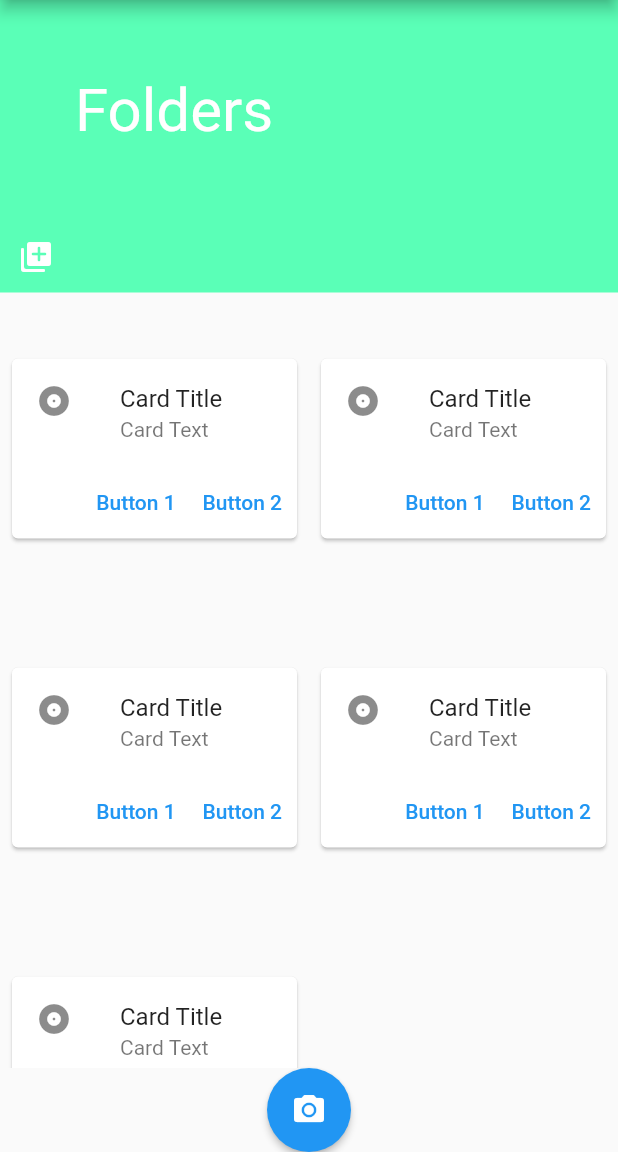
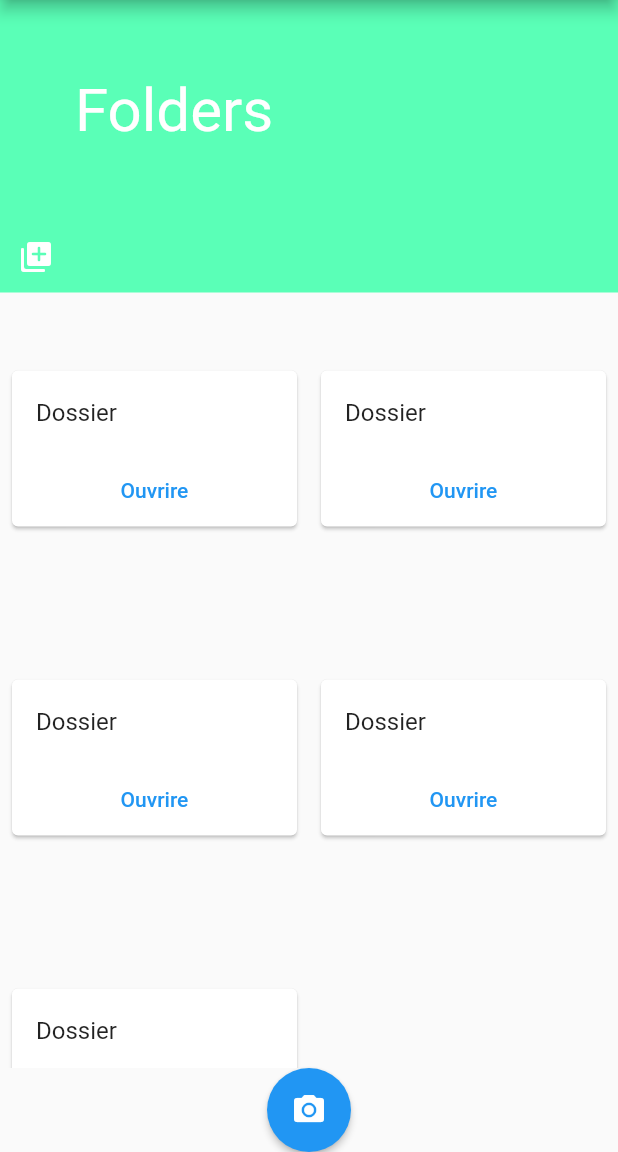
Before and after one commit to aymenBox/CopyBook, a Flutter app: the screen it shows after launch, on a phone screen of 412 x 824 dp, the part 84-1236 px from its top. Run offline on Flutter 3.47's test engine with Material 2 defaults, Android fonts, the phone set to English and light mode, and no system bars; our stand-ins replace camera.

Commit message:
adding camera plugin and fixing view bugs

```diff
--- a/lib/AboutUs.dart
+++ b/lib/AboutUs.dart
@@ -3,7 +3,6 @@
 // found in the LICENSE file.
 
 import 'package:copybook/myWidget/GetBackButton.dart';
-import 'package:copybook/myWidget/MyLinnierPurcentageBar.dart';
 import 'package:flutter/material.dart';
 
 import '/myWidget/MyTitle.dart';
--- a/lib/Folders.dart
+++ b/lib/Folders.dart
@@ -8,7 +8,6 @@ import 'package:flutter/material.dart';
 
 import 'myWidget/MyTitle.dart';
 import 'myWidget/NavDrawer.dart';
-import 'myWidget/PlusButton.dart';
 import 'myWidget/CameraButton.dart';
 
 class Folders extends StatelessWidget {
--- a/lib/Parameter.dart
+++ b/lib/Parameter.dart
@@ -4,13 +4,11 @@
 
 import 'package:copybook/myWidget/GetBackButton.dart';
 import 'package:copybook/myWidget/MyCheckBox.dart';
-import 'package:copybook/myWidget/MyImageGridView.dart';
 import 'package:copybook/myWidget/MySlider.dart';
 import 'package:flutter/material.dart';
 
 import '/myWidget/MyTitle.dart';
 import '/myWidget/NavDrawer.dart';
-import '/myWidget/CameraButton.dart';
 
 class Parameter extends StatelessWidget {
   @override
--- a/lib/main.dart
+++ b/lib/main.dart
@@ -2,17 +2,28 @@
 // Use of this source code is governed by a BSD-style license that can be
 // found in the LICENSE file.
 
+import 'package:camera/camera.dart';
 import 'package:flutter/material.dart';
-
+import 'dart:async';
 import 'myWidget/MyTitle.dart';
 import 'myWidget/NavDrawer.dart';
 import 'myWidget/PlusButton.dart';
 import 'myWidget/MyGridView.dart';
 import 'myWidget/CameraButton.dart';
 
-void main() => runApp(MyApp());
+void main() async {
+  WidgetsFlutterBinding.ensureInitialized();
+  runApp(MyApp());
+}
 
-class MyApp extends StatelessWidget {
+class MyApp extends StatefulWidget {
+  MyApp();
+
+  @override
+  _MyAppState createState() => _MyAppState();
+}
+
+class _MyAppState extends State<MyApp> {
   @override
   Widget build(BuildContext context) {
     return MaterialApp(
--- a/lib/myWidget/CameraButton.dart
+++ b/lib/myWidget/CameraButton.dart
@@ -1,14 +1,27 @@
+import 'package:camera/camera.dart';
+import 'package:copybook/myWidget/CameraPage.dart';
 import 'package:flutter/material.dart';
 
-class CameraButton extends StatelessWidget {
-  const CameraButton({Key? key}) : super(key: key);
+class CameraButton extends StatefulWidget {
+  const CameraButton();
 
+  @override
+  _CameraButtonState createState() => _CameraButtonState();
+}
+
+class _CameraButtonState extends State<CameraButton> {
   @override
   Widget build(BuildContext context) {
     return Align(
         alignment: Alignment.bottomCenter,
         child: MaterialButton(
-          onPressed: () {},
+          onPressed: () async {
+            await availableCameras().then((value) => Navigator.push(
+                context,
+                MaterialPageRoute(
+                    builder: (context) => CameraPage(cameras : value))));
+            print("hello");
+          },
           color: Colors.blue,
           textColor: Colors.white,
           child: Icon(
--- a/lib/myWidget/MyCard.dart
+++ b/lib/myWidget/MyCard.dart
@@ -14,27 +14,19 @@ class MyCard extends StatelessWidget {
           mainAxisSize: MainAxisSize.min,
           children: <Widget>[
             const ListTile(
-              leading: Icon(Icons.album),
-              title: Text('Card Title'),
-              subtitle: Text('Card Text'),
+              title: Text('Dossier'),
             ),
             Row(
-              mainAxisAlignment: MainAxisAlignment.end,
+              mainAxisAlignment: MainAxisAlignment.center,
               children: <Widget>[
                 TextButton(
-                  child: const Text('Button 1'),
+                  child: const Text('Ouvrire'),
                   onPressed: () {
                     Navigator.push(context,
                         MaterialPageRoute(builder: (context) => Folders()));
                     /* ... */
                   },
                 ),
-                const SizedBox(width: 2),
-                TextButton(
-                  child: const Text('Button 2'),
-                  onPressed: () {/* ... */},
-                ),
-                const SizedBox(width: 2),
               ],
             ),
           ],
--- a/pubspec.yaml
+++ b/pubspec.yaml
@@ -23,6 +23,9 @@ environment:
 dependencies:
   flutter:
     sdk: flutter
+  camera:
+  path_provider:
+  path:
 
 
   # The following adds the Cupertino Icons font to your application.
```
Also changed, not shown: lib/myWidget/CameraPage.dart (added, +82 -0 lines), lib/myWidget/MyLinnierPurcentageBar.dart (+5 -7 lines), pubspec.lock, 1 other file.
